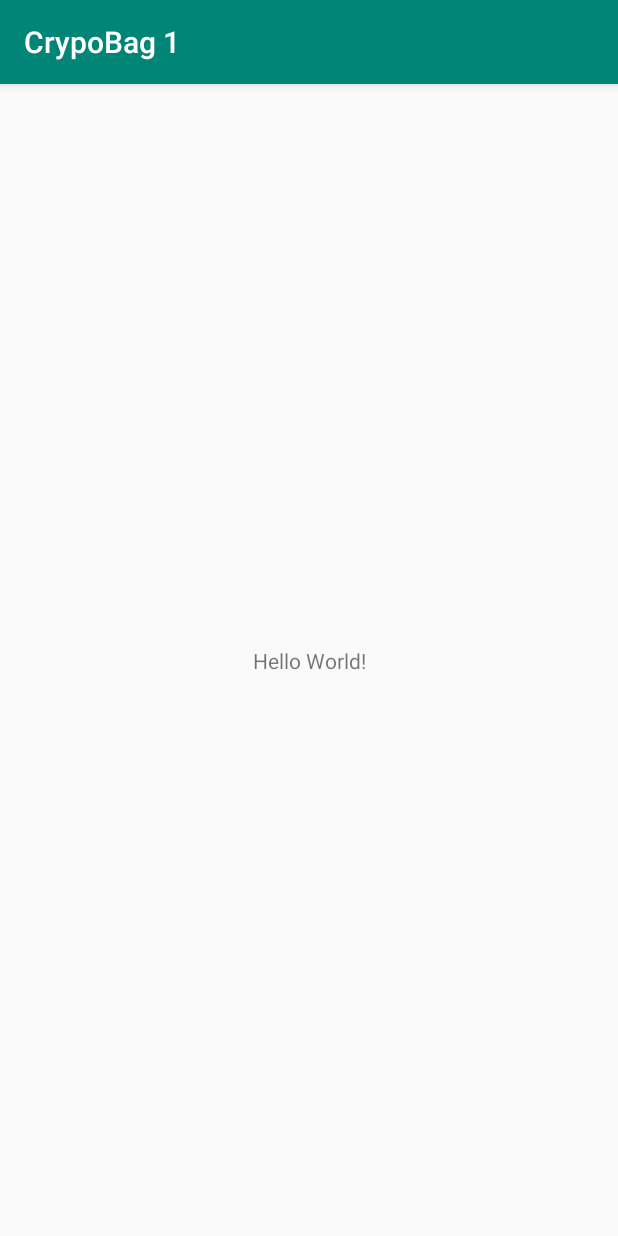
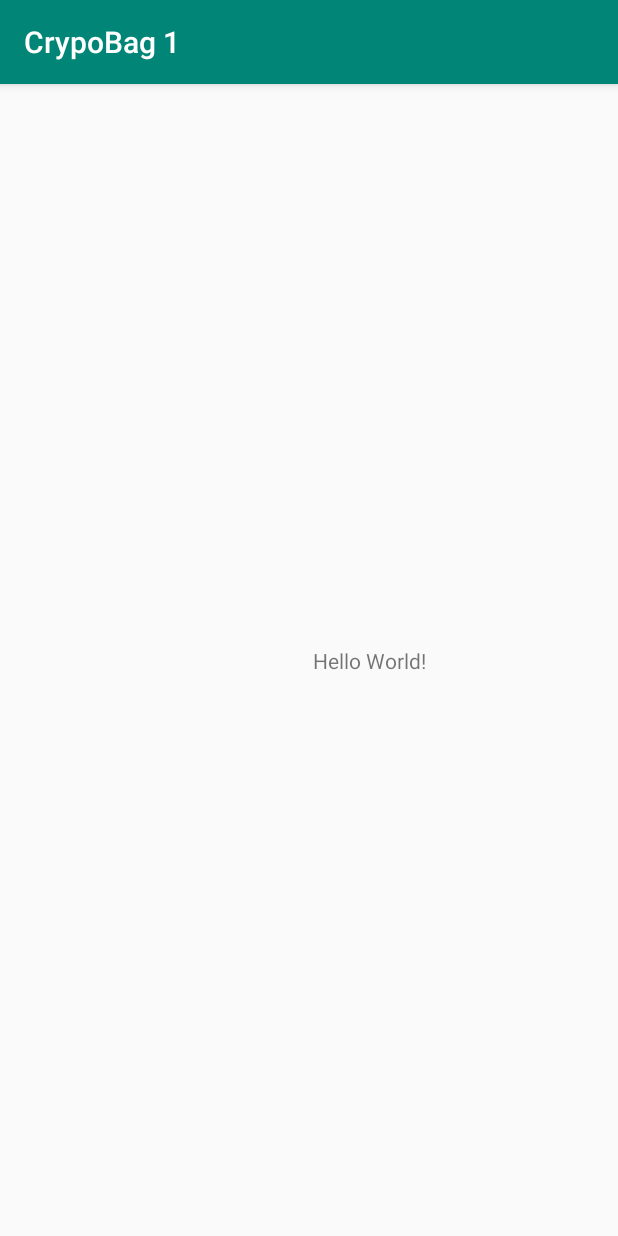
Before and after one commit to HillaryMulyadi/CrypoBag1, an Android app: the screen it shows after launch (MainActivity), on a phone screen of 412 x 824 dp. Run offline under Robolectric (Android 15) with nearby library versions, the phone set to English and light mode, and no system bars.

Commit message:
commit 2

```diff
--- a/app/src/main/res/layout/activity_main.xml
+++ b/app/src/main/res/layout/activity_main.xml
@@ -11,6 +11,7 @@
         android:layout_height="wrap_content"
         android:text="Hello World!"
         app:layout_constraintBottom_toBottomOf="parent"
+        app:layout_constraintHorizontal_bias="0.619"
         app:layout_constraintLeft_toLeftOf="parent"
         app:layout_constraintRight_toRightOf="parent"
         app:layout_constraintTop_toTopOf="parent" />
```
